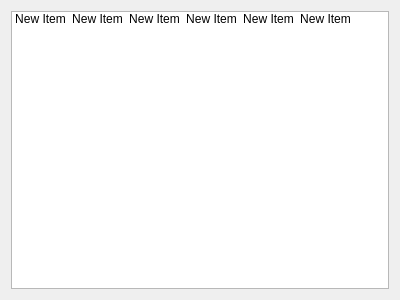
This is src/widgets/projectmanager.ui in jahshaka/Studio as Qt 5 draws it before an edit. The edited form follows.
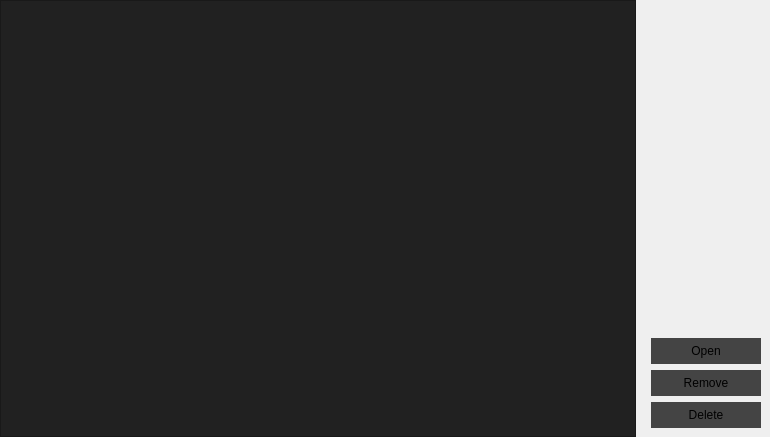
This is the edited form. Icons and pictures are not drawn.

Commit message: Update tab to match pm spec

What changed in the file:
```diff
--- a/src/widgets/projectmanager.ui
+++ b/src/widgets/projectmanager.ui
@@ -6,16 +6,53 @@
    <rect>
     <x>0</x>
     <y>0</y>
-    <width>400</width>
-    <height>300</height>
+    <width>770</width>
+    <height>437</height>
    </rect>
   </property>
   <property name="windowTitle">
    <string>Form</string>
   </property>
+  <property name="styleSheet">
+   <string notr="true">#listWidget {
+	background: #212121;
+}
+
+QPushButton, QToolButton {
+	border: 0;
+	padding: 6px;
+	background: #444;
+}
+
+QPushButton::hover {
+	background: #555;
+}
+
+QToolButton::hover {
+	background: #555;
+}</string>
+  </property>
   <layout class="QGridLayout" name="gridLayout">
+   <property name="leftMargin">
+    <number>0</number>
+   </property>
+   <property name="topMargin">
+    <number>0</number>
+   </property>
+   <property name="rightMargin">
+    <number>0</number>
+   </property>
+   <property name="bottomMargin">
+    <number>0</number>
+   </property>
    <item row="0" column="0">
     <widget class="QListWidget" name="listWidget">
+     <property name="sizePolicy">
+      <sizepolicy hsizetype="Expanding" vsizetype="Expanding">
+       <horstretch>3</horstretch>
+       <verstretch>0</verstretch>
+      </sizepolicy>
+     </property>
      <property name="iconSize">
       <size>
        <width>256</width>
@@ -28,44 +65,58 @@
      <property name="viewMode">
       <enum>QListView::IconMode</enum>
      </property>
-     <item>
-      <property name="text">
-       <string>New Item</string>
-      </property>
-      <property name="icon">
-       <iconset resource="../../modelpresets.qrc">
-        <normaloff>:/app/modelpresets/sphere.png</normaloff>:/app/modelpresets/sphere.png</iconset>
-      </property>
-     </item>
+    </widget>
+   </item>
+   <item row="0" column="1">
+    <widget class="QWidget" name="widget" native="true">
+     <property name="sizePolicy">
+      <sizepolicy hsizetype="Fixed" vsizetype="Preferred">
+       <horstretch>1</horstretch>
+       <verstretch>0</verstretch>
+      </sizepolicy>
+     </property>
+     <property name="minimumSize">
+      <size>
+       <width>128</width>
+       <height>0</height>
+      </size>
+     </property>
+     <layout class="QVBoxLayout" name="verticalLayout">
      <item>
-      <property name="text">
-       <string>New Item</string>
-      </property>
-      <property name="icon">
-       <iconset resource="../../skies.qrc">
-        <normaloff>:/app/content/skies/alternative/field/bottom.jpg</normaloff>:/app/content/skies/alternative/field/bottom.jpg</iconset>
-      </property>
+       <spacer name="verticalSpacer">
+        <property name="orientation">
+         <enum>Qt::Vertical</enum>
+        </property>
+        <property name="sizeHint" stdset="0">
+         <size>
+          <width>20</width>
+          <height>40</height>
+         </size>
+        </property>
+       </spacer>
      </item>
      <item>
+       <widget class="QPushButton" name="openProject">
       <property name="text">
-       <string>New Item</string>
-      </property>
+         <string>Open</string>
+        </property>
+       </widget>
      </item>
      <item>
+       <widget class="QPushButton" name="removeProject">
       <property name="text">
-       <string>New Item</string>
-      </property>
+         <string>Remove</string>
+        </property>
+       </widget>
      </item>
      <item>
+       <widget class="QPushButton" name="deleteProject">
       <property name="text">
-       <string>New Item</string>
-      </property>
-     </item>
-     <item>
-      <property name="text">
-       <string>New Item</string>
-      </property>
-     </item>
+         <string>Delete</string>
+        </property>
+       </widget>
+      </item>
+     </layout>
     </widget>
    </item>
   </layout>
```
Left out of the diff: 5 changed lines with no effect on the pictures. Lines whose indentation alone changed are shown as unchanged. The commit also changes 2 other files.
